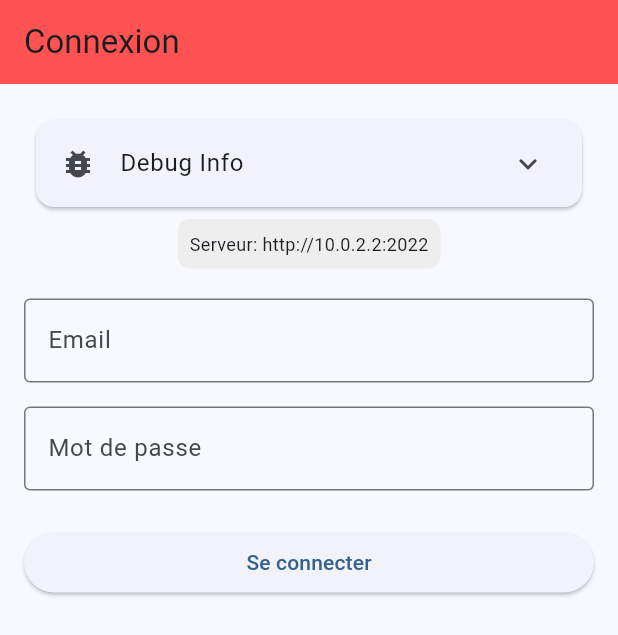
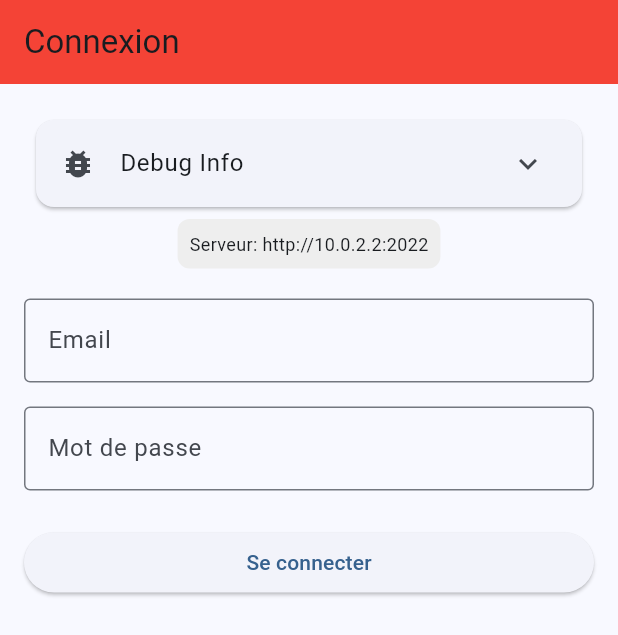
Before and after one commit to Henintsoash17/tomselfmobscreen, a Flutter app: the screen it shows after launch, on a phone screen of 412 x 824 dp. Shown: the top 635 px of the screen. Run offline on Flutter 3.47's test engine with Material 3 defaults, Android fonts, the light colour scheme and no system bars; our stand-ins replace shared_preferences.

Commit message:
init auth branch 1

```diff
--- a/lib/screens/login_screen.dart
+++ b/lib/screens/login_screen.dart
@@ -22,7 +22,7 @@ class _LoginScreenState extends State<LoginScreen> {
     return Scaffold(
       appBar: AppBar(
         title: const Text('Connexion'),
-        backgroundColor: Colors.redAccent,
+        backgroundColor: Colors.red,
       ),
       body: SingleChildScrollView(
         padding: const EdgeInsets.all(16.0),
```
